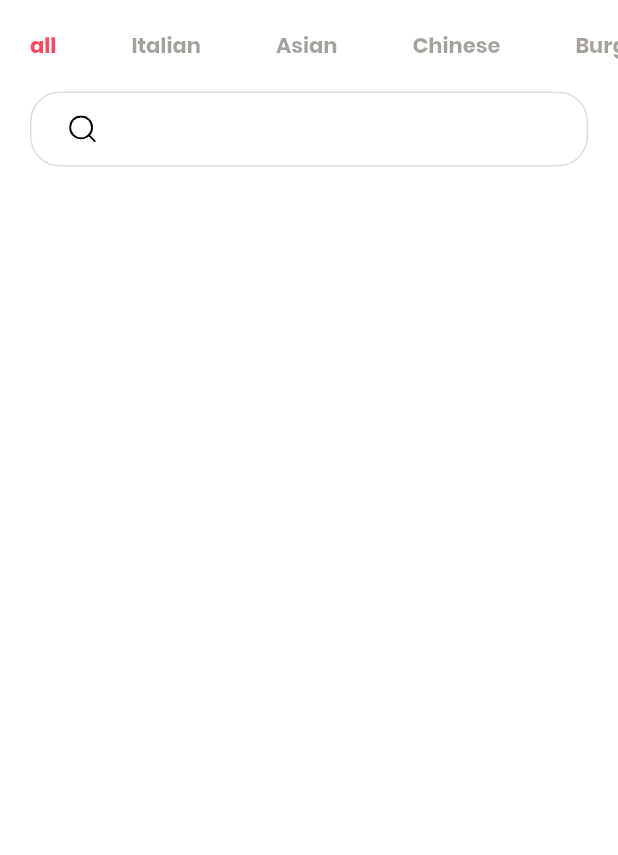
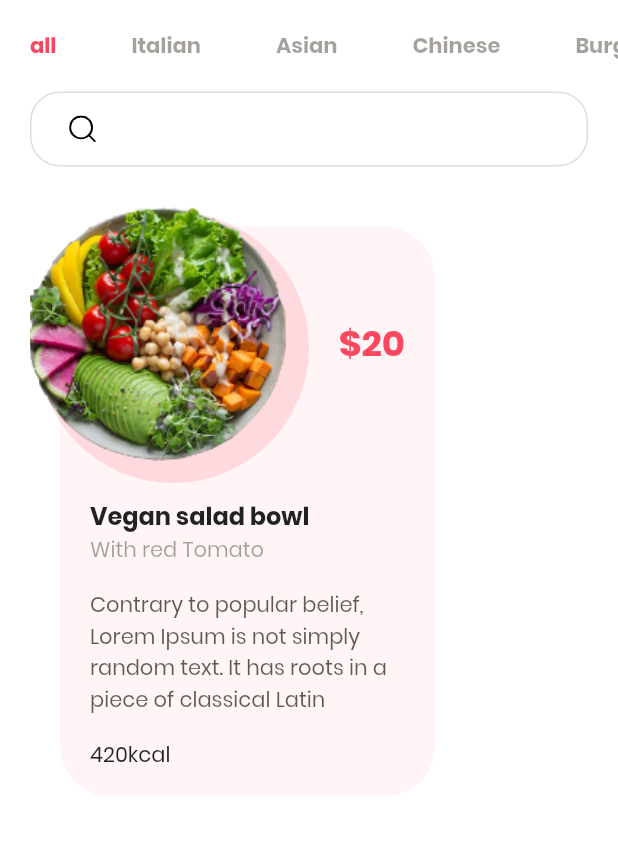
Before and after one commit to NomadHuns/flutter_food_app, a Flutter app: the screen it shows after launch, on a phone screen of 412 x 824 dp, the part 222-1077 px from its top. Run offline on Flutter 3.47's test engine with Material 2 defaults, Android fonts, the phone set to English and light mode, and no system bars; our stand-ins replace flutter_svg.

Commit message:
음식 목록 카드 구현

```diff
--- /dev/null
+++ b/lib/componunts/food_card.dart
@@ -0,0 +1,106 @@
+import 'package:flutter/material.dart';
+import 'package:food_app/common/constants.dart';
+
+class FoodCard extends StatelessWidget {
+  final String image;
+  final String title;
+  final String ingredient;
+  final String desc;
+  final int calories;
+  final int price;
+
+  const FoodCard({Key? key, required this.image, required this.title, required this.ingredient, required this.desc, this.calories = 0, this.price = 0}) : super(key: key);
+
+  @override
+  Widget build(BuildContext context) {
+    return Container(
+      margin: EdgeInsets.only(left: 20),
+      height: 400,
+      width: 270,
+      child: Stack(
+        children: [
+          Positioned(
+            right: 0,
+            bottom: 0,
+            child: Container(
+              height: 380,
+              width: 250,
+              decoration: BoxDecoration(
+                borderRadius: BorderRadius.circular(34),
+                color: kPrimaryColor.withOpacity(.06),
+              ),
+            ),
+          ),
+          Positioned(
+            top: 10,
+            left: 5,
+            child: Container(
+              height: 181,
+              width: 181,
+              decoration: BoxDecoration(
+                shape: BoxShape.circle,
+                color: kPrimaryColor.withOpacity(.15),
+              ),
+            ),
+          ),
+          Positioned(
+            top: 0,
+            left: -50,
+            child: Container(
+              height: 184,
+              width: 267,
+              decoration: BoxDecoration(
+                image: DecorationImage(
+                  image: AssetImage(image),
+                ),
+              ),
+            ),
+          ),
+          Positioned(
+            right: 20,
+            top: 80,
+            child: Text(
+              "\$$price",
+              style: Theme.of(context)
+                  .textTheme
+                  .headlineSmall
+                  ?.copyWith(color: kPrimaryColor),
+            ),
+          ),
+          Positioned(
+            top: 201,
+            left: 40,
+            child: Container(
+              width: 210,
+              child: Column(
+                crossAxisAlignment: CrossAxisAlignment.start,
+                children: [
+                  Text(
+                    title,
+                    style: Theme.of(context).textTheme.titleMedium,
+                  ),
+                  Text(
+                    "With $ingredient",
+                    style: TextStyle(
+                      color: kTextColor.withOpacity(.4),
+                    ),
+                  ),
+                  SizedBox(height: 16),
+                  Text(
+                    desc,
+                    maxLines: 4,
+                    style: TextStyle(
+                      color: kTextColor.withOpacity(.7),
+                    ),
+                  ),
+                  SizedBox(height: 16),
+                  Text("${calories}kcal")
+                ],
+              ),
+            ),
+          )
+        ],
+      ),
+    );
+  }
+}
--- a/lib/main.dart
+++ b/lib/main.dart
@@ -1,6 +1,7 @@
 import 'package:flutter/material.dart';
 import 'package:flutter_svg/flutter_svg.dart';
 import 'package:food_app/common/constants.dart';
+import 'package:food_app/componunts/food_card.dart';
 
 void main() {
   runApp(const MyApp());
@@ -24,9 +25,9 @@ class MyApp extends StatelessWidget {
           elevation: 0,
         ),
         textTheme: const TextTheme(
-          headlineSmall: TextStyle(fontWeight: FontWeight.bold),
-          labelLarge: TextStyle(fontWeight: FontWeight.bold),
-        ),
+            headlineSmall: TextStyle(fontWeight: FontWeight.bold),
+            labelLarge: TextStyle(fontWeight: FontWeight.bold),
+            titleMedium: TextStyle(fontWeight: FontWeight.bold)),
       ),
       home: const HomePage(),
     );
@@ -83,6 +84,17 @@ class HomePage extends StatelessWidget {
             ),
             child: SvgPicture.asset("assets/icons/search.svg"),
           ),
+          FoodCard(
+            image: "assets/images/image_1.png",
+            title: "Vegan salad bowl",
+            price: 20,
+            calories: 420,
+            ingredient: "red Tomato",
+            desc:
+                "Contrary to popular belief, Lorem Ipsum is not simply random text."
+                " It has roots in a piece of classical Latin literature from 45 BC,"
+                " making it over 2000 years old. ",
+          ),
         ],
       ),
     );
@@ -90,11 +102,11 @@ class HomePage extends StatelessWidget {
 }
 
 class CategoryTile extends StatelessWidget {
-  const CategoryTile({Key? key, required this.title, this.active = false}) : super(key: key);
+  const CategoryTile({Key? key, required this.title, this.active = false})
+      : super(key: key);
 
   final String title;
   final bool active;
-
 
   @override
   Widget build(BuildContext context) {
@@ -102,7 +114,8 @@ class CategoryTile extends StatelessWidget {
       padding: const EdgeInsets.only(left: 20, right: 30),
       child: Text(
         title,
-        style: Theme.of(context).textTheme.labelLarge?.copyWith(color: active ? kPrimaryColor : kTextColor.withOpacity(0.4)),
+        style: Theme.of(context).textTheme.labelLarge?.copyWith(
+            color: active ? kPrimaryColor : kTextColor.withOpacity(0.4)),
       ),
     );
   }
```
